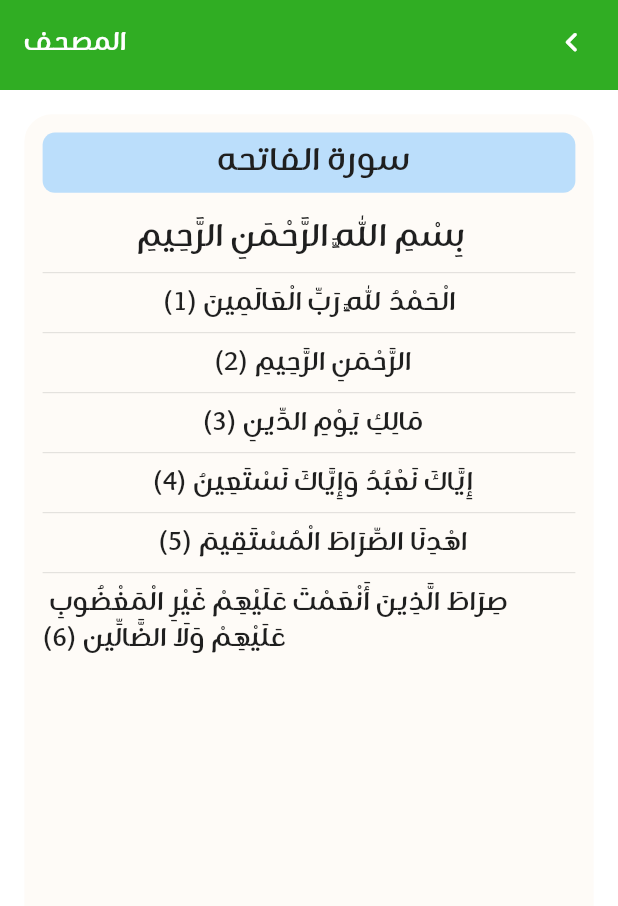
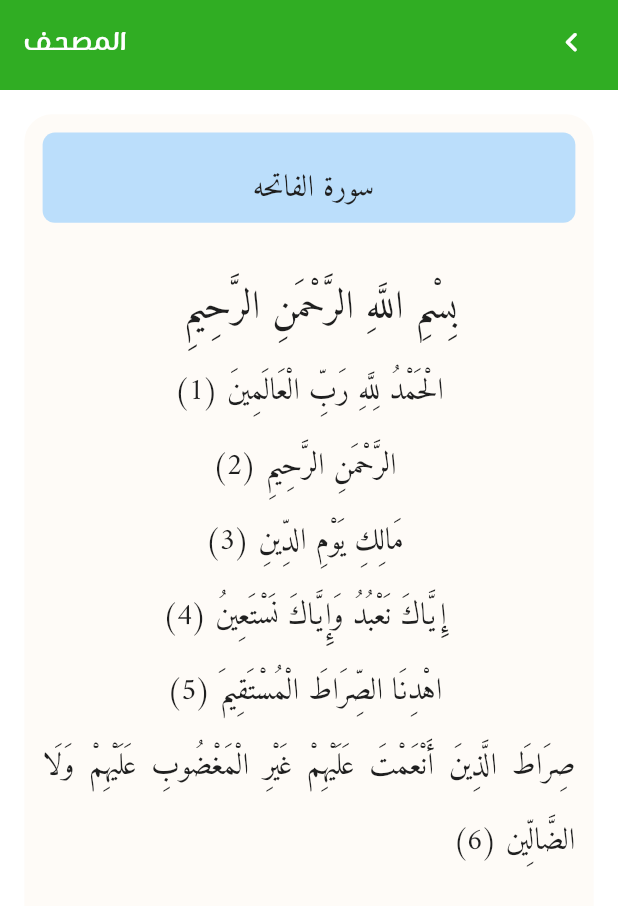
Before and after one commit to islam23ali/islamicApp, a Flutter app: the quranTap screen opened directly, after a tap on "الفاتحه", on a phone screen of 412 x 824 dp. Shown: the top 906 px of the screen. Run offline on Flutter 3.47's test engine with Material 2 defaults, Android fonts, the phone set to English and light mode, and no system bars; our stand-ins replace audioplayers, cached_network_image, connectivity_plus, country_code_picker, dio, easy_localization and 18 more; missing offline and left inert: al_quran, flutter_background_service, flutter_background_service_android, flutter_qiblah, gesture_zoom_box, jhijri and 1 more; accounts and stored records are empty.

```diff
--- a/lib/main.dart
+++ b/lib/main.dart
@@ -4,11 +4,13 @@ import 'dart:io';
 import 'dart:ui';
 import 'package:firebase_core/firebase_core.dart';
 import 'package:firebase_messaging/firebase_messaging.dart';
+import 'package:flutter/services.dart';
 import 'package:flutter_background_service_android/flutter_background_service_android.dart';
 import 'package:audioplayers/audioplayers.dart';
 import 'package:easy_localization/easy_localization.dart';
 import 'package:flutter/cupertino.dart';
 import 'package:flutter_background_service/flutter_background_service.dart';
+import 'package:islamic_app/presentation/firebase_notification/FirebaseNotificationHandler.dart';
 import 'package:islamic_app/presentation/tools_screen/azan_files/pref.dart';
 import 'package:shared_preferences/shared_preferences.dart';
 import 'app.dart';
@@ -29,17 +31,21 @@ Future<void> _firebaseMessagingBackgroundHandler(RemoteMessage message)async {
 }
 Future<void> main() async {
   WidgetsFlutterBinding.ensureInitialized();
+  SystemChrome.setPreferredOrientations([
+    DeviceOrientation.portraitUp,
+    DeviceOrientation.portraitDown,
+  ]);
   HttpOverrides.global = MyHttpOverrides();
 
   await Prefs.init();
   await injection.init();
   ///
   await Firebase.initializeApp();
-  // FirebaseMessaging.onBackgroundMessage(_firebaseMessagingBackgroundHandler);
-  // FirebaseMessagingService firebaseMessagingService = FirebaseMessagingService();
-  // await firebaseMessagingService.initializeFirebaseMessaging();
-  // String? token = await firebaseMessagingService.getToken();
-  // print('Firebase token: $token');
+  FirebaseMessaging.onBackgroundMessage(_firebaseMessagingBackgroundHandler);
+  FirebaseMessagingService firebaseMessagingService = FirebaseMessagingService();
+  await firebaseMessagingService.initializeFirebaseMessaging();
+  String? token = await firebaseMessagingService.getToken();
+  print('Firebase token: $token');
 
   await initializeApp();
   ///
@@ -107,7 +113,7 @@ onStart(ServiceInstance service) async {
   Timer.periodic(const Duration(minutes: 1), (timer) async {
     final now = DateTime.now();
     final formatter = DateFormat('HH:mm');
-    print("time now is ----${formatter.format(now)}");
+    // print("time now is ----${formatter.format(now)}");
 
     SharedPreferences prefs = await SharedPreferences.getInstance();
     String? jsonString = prefs.getString('myList');
@@ -116,15 +122,15 @@ onStart(ServiceInstance service) async {
 
       for (int i = 0; i < myList.length; i++) {
         if(myList[i] == formatter.format(now)){
-          print(";;;;;6666666666;;;;;;${myList[i]}");
+          // print(";;;;;6666666666;;;;;;${myList[i]}");
           // showNotification(flutterLocalNotificationsPlugin);
           final player = AudioPlayer();
           await player.setSource(AssetSource('audio/azan.mp3'));
           await player.play(AssetSource('audio/azan.mp3'));
 
         }else{
-          print(";;;;;77777;;;;;;${myList[i]}");
-          print(";;;;;time now;;;;;;${formatter.format(now)}");
+          // print(";;;;;77777;;;;;;${myList[i]}");
+          // print(";;;;;time now;;;;;;${formatter.format(now)}");
         }
       }
     }
--- a/lib/presentation/tools_screen/pages/quraan/quraan_page.dart
+++ b/lib/presentation/tools_screen/pages/quraan/quraan_page.dart
@@ -168,11 +168,11 @@ class quranTap extends StatelessWidget {
           ),
          const Divider(),
           Center(
-            child: Text(LocaleKeys.chooseAppColor.tr(),
-              style: TextStyles()
-                  .getTitleStyle(fontSize: 16.sp)
-                  .customColor(AppColors.black),
-            ),
+            // child: Text(LocaleKeys.chooseAppColor.tr(),
+            //   style: TextStyles()
+            //       .getTitleStyle(fontSize: 16.sp)
+            //       .customColor(AppColors.black),
+            // ),
           ),
          const Divider(),
           Expanded(
@@ -197,7 +197,11 @@ class quranTap extends StatelessWidget {
                     child: Text(
                         suraNames[index],
                         textAlign: TextAlign.center,
-                        style: TextStyles().getTitleStyle(fontSize: 18.sp).customColor(AppColors.black)
+                        style: TextStyle(
+                          color:AppColors.black ,
+                          fontSize: 20.sp,
+                          fontFamily: "quranFont",
+                        )
                     ),
                   );
                 },
--- a/lib/presentation/tools_screen/pages/quraan/widget/sura_details/sura_details.dart
+++ b/lib/presentation/tools_screen/pages/quraan/widget/sura_details/sura_details.dart
@@ -4,14 +4,13 @@ import 'package:flutter/material.dart';
 import 'package:islamic_app/core/extensions/num_extensions.dart';
 import 'package:islamic_app/presentation/tools_screen/pages/quraan/widget/sura_details/sura_detailsProvider.dart';
 import 'package:provider/provider.dart';
-
-import '../../../../../../core/res/text_styles.dart';
 import '../../../../../../core/resources/app_colors.dart';
 import '../../../../../../core/resources/locale_keys.g.dart';
 import '../../../../../component/appbars/custom_app_bar.dart';
 import '../../../../../component/custom_scaffold.dart';
 import '../../my_provider_quraan.dart';
 import '../sura_model.dart';
+import 'dart:ui' as ui;
 
 class suraDetails extends StatelessWidget {
   static const String routename = "suraDetails";
@@ -73,45 +72,108 @@ class suraDetails extends StatelessWidget {
                     child: Center(
                       child: Text(" ${LocaleKeys.surat.tr()} ${suraModel.name}",
                         // textDirection: TextDirection.rtl,
-                        style: TextStyles()
-                            .getDisplayMediumStyle(fontSize: 22.sp)
-                            .customColor(AppColors.black),
+                          style: TextStyle(
+                            color:AppColors.black ,
+                            fontSize: 20.sp,
+                            fontFamily: "quranFont",
+                          )
                       ),
                     ),),
                   Expanded(
-                    child: ListView.separated(
-                      separatorBuilder: (context, index) => Divider(
+                    child: ListView.builder(
+                      // separatorBuilder: (context, index) => Divider(
                         // thickness: 1,
                         // endIndent: 50,
                         // indent: 50,
                         // color: Color(0XFFB7935F),
-                      ),
+                      // ),
                       itemBuilder: (context, index) {
                         return
                         Center(
                           child:
-                          (index==0)? Text("${provider.verses[index]} ",
+                          (index==0)? Text(
+                              textScaleFactor: 1.3,
+                              textAlign: TextAlign.justify,
+                              "${provider.verses[index]} ",
+
+                              style: TextStyle(
+                                color:AppColors.black ,
+                                fontSize: 20.sp,
+                                fontFamily: "quranFont",
+                              ),
+                            textDirection: ui.TextDirection.rtl,
+                          ):
+                          Text(
+                              textAlign: TextAlign.justify,
+                              "${provider.verses[index]} (${index})",
+                              textDirection: ui.TextDirection.rtl,
                           // textDirection: TextDirection.rtl,
-                            style: TextStyles()
-                                .getDisplayMediumStyle(fontSize: 22.sp)
-                                .customColor(AppColors.black),
-                          ):
-                          Text("${provider.verses[index]} (${index})",
-                          // textDirection: TextDirection.rtl,
-                            style: TextStyles()
-                                .getDisplayMediumStyle(fontSize: 18.sp)
-                                .customColor(AppColors.black),
+                              style: TextStyle(
+                                color:AppColors.black ,
+                                fontSize: 20.sp,
+                                fontFamily: "quranFont",
+                              )
                           ),
                         );
                       },
                       itemCount: provider.verses.length,
                     ),
+
+                      // FutureBuilder(
+                      //   // future: provider.verses, // Replace with your actual future function
+                      //   builder: (BuildContext context,
+                      //       AsyncSnapshot<String> snapshot) {
+                      //     // builder: (context, snapshot) {
+                      //     if(snapshot.data!=null){
+                      //       if (snapshot.connectionState ==
+                      //           ConnectionState.waiting) {
+                      //         return Center(child: CircularProgressIndicator());
+                      //       } else if (snapshot.hasError) {
+                      //         return Center(
+                      //             child: Text('Error: ${snapshot.error}'));
+                      //       } else {
+                      //         return ListView.builder(
+                      //           scrollDirection: Axis.horizontal,
+                      //           itemBuilder: (context, index) {
+                      //             return Center(
+                      //               child: (index == 0)
+                      //                   ? Text(
+                      //                 "${snapshot.data![index]} ",
+                      //                 textScaleFactor: 1.3,
+                      //                 textAlign: TextAlign.justify,
+                      //                 style: TextStyle(
+                      //                   color: AppColors.black,
+                      //                   fontSize: 20.sp,
+                      //                   fontFamily: "quranFont",
+                      //                 ),
+                      //                 textDirection: ui.TextDirection.rtl,
+                      //               )
+                      //                   : Text(
+                      //                 "${snapshot.data![index]} (${index})",
+                      //                 textAlign: TextAlign.justify,
+                      //                 textDirection: ui.TextDirection.rtl,
+                      //                 style: TextStyle(
+                      //                   color: AppColors.black,
+                      //                   fontSize: 20.sp,
+                      //                   fontFamily: "quranFont",
+                      //                 ),
+                      //               ),
+                      //             );
+                      //           },
+                      //           itemCount: snapshot.data!.length,
+                      //         );
+                      //       }
+                      //     }else {
+                      //       return const Center(
+                      //         child: CircularProgressIndicator(),
+                      //       );
+                      //     }
+                      //   },
+                      // )
+
                   ),
                 ],
               ),
-    // Wrap(
-    // spacing: 8.0,
-    // children: data.items.map((item) {})
             ),
           ),
         );
@@ -120,5 +182,4 @@ class suraDetails extends StatelessWidget {
     );
   }
 
-
 }
--- a/lib/presentation/tools_screen/tools_screen.dart
+++ b/lib/presentation/tools_screen/tools_screen.dart
@@ -68,17 +68,6 @@ class _ToolsScreenState extends State<ToolsScreen> {
               ],
             ),
           ),
-          // InkWell(onTap: (){
-          //   push(quranTap());
-          // },
-          //   child: Column(crossAxisAlignment: CrossAxisAlignment.center,
-          //     children: [
-          //       Image.asset(Assets.quraan,height: 70.h,width: 70.w,),
-          //       SizedBox(height: 10.h,),
-          //       Text(LocaleKeys.quraan.tr(),style: TextStyles().getDisplayMediumStyle(fontSize: 14.sp).customColor(AppColors.text1Color),)
-          //     ],
-          //   ),
-          // ),
           InkWell(onTap: (){
             push(HadithsPage());
           },
@@ -166,23 +155,37 @@ class _ToolsScreenState extends State<ToolsScreen> {
         ],
       ),
       SizedBox(height: 30.h,),
-      Row(
-        mainAxisAlignment: MainAxisAlignment.spaceEvenly,
-        crossAxisAlignment: CrossAxisAlignment.center,
-        children: [
-          // InkWell(onTap: (){
-          //   push(QuranApp());
-          // },
-          //   child: Column(crossAxisAlignment: CrossAxisAlignment.center,
-          //     children: [
-          //       Image.asset(Assets.quraan,height: 70.h,width: 70.w,),
-          //       SizedBox(height: 10.h,),
-          //       Text(LocaleKeys.quraan.tr(),style: TextStyles().getDisplayMediumStyle(fontSize: 14.sp).customColor(AppColors.text1Color),)
-          //     ],
-          //   ),
-          // ),
-        ],
-      ),
+      // Row(
+      //   mainAxisAlignment: MainAxisAlignment.spaceEvenly,
+      //   crossAxisAlignment: CrossAxisAlignment.center,
+      //   children: [
+      //
+      //
+      //     InkWell(onTap: (){
+      //       push(quranTap());
+      //     },
+      //       child: Column(crossAxisAlignment: CrossAxisAlignment.center,
+      //         children: [
+      //           Image.asset(Assets.quraan,height: 70.h,width: 70.w,),
+      //           SizedBox(height: 10.h,),
+      //           Text(LocaleKeys.quraan.tr(),style: TextStyles().getDisplayMediumStyle(fontSize: 14.sp).customColor(AppColors.text1Color),)
+      //         ],
+      //       ),
+      //     ),
+      //
+      //     // InkWell(onTap: (){
+      //     //   push(QuranApp());
+      //     // },
+      //     //   child: Column(crossAxisAlignment: CrossAxisAlignment.center,
+      //     //     children: [
+      //     //       Image.asset(Assets.quraan,height: 70.h,width: 70.w,),
+      //     //       SizedBox(height: 10.h,),
+      //     //       Text(LocaleKeys.quraan.tr(),style: TextStyles().getDisplayMediumStyle(fontSize: 14.sp).customColor(AppColors.text1Color),)
+      //     //     ],
+      //     //   ),
+      //     // ),
+      //   ],
+      // ),
     ],);}));
   }
 }
--- a/pubspec.yaml
+++ b/pubspec.yaml
@@ -91,6 +91,9 @@ flutter:
         - asset: assets/fonts/Sukar Regular.ttf
           weight: 400
 
+    - family: quranFont
+      fonts:
+        - asset: assets/fonts/tfont.ttf
 #        - asset: assets/fonts/Madani Arabic Extra Light.ttf
 #          weight: 200
 #        - asset: assets/fonts/Madani Arabic Regular.ttf
```
Also changed, not shown: assets/fonts/29ltkaff-bold (1).ttf (deleted), assets/fonts/29ltkaff-regular (1).ttf (deleted), assets/fonts/alfont_com_Sukar-Bold (1).ttf (deleted), assets/fonts/alfont_com_Sukar-Regular (1).ttf (deleted), assets/fonts/tfont.ttf (added), 2 other files.
